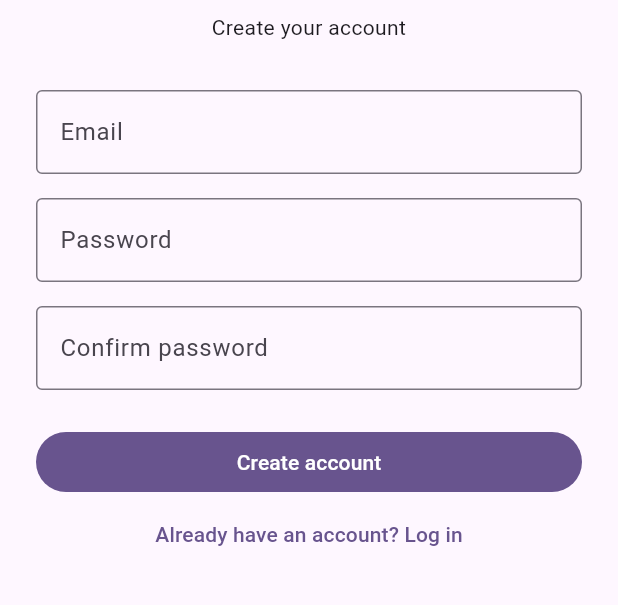
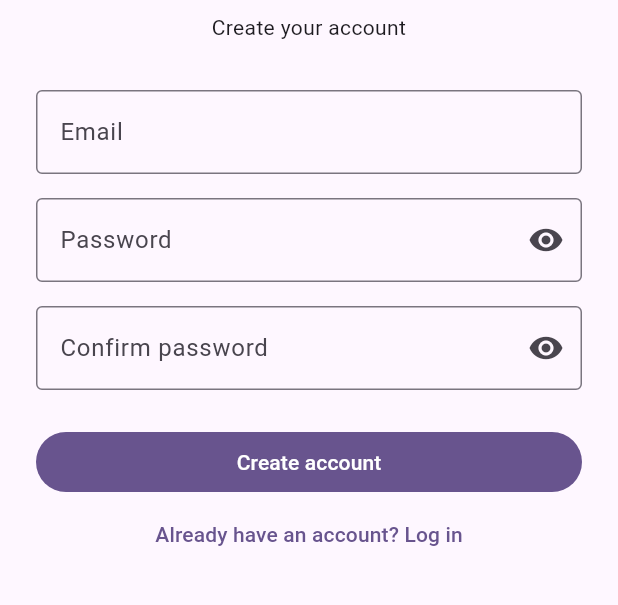
Before and after one commit to jxc03/_MobiFlex, a Flutter app: the screen it shows after launch, after a tap on "Create an account", on a phone screen of 412 x 824 dp, the part 363-968 px from its top. Run offline on Flutter 3.47's test engine with Material 3 defaults, Android fonts, the phone set to English and light mode, and no system bars; our stand-ins replace firebase_auth, firebase_core; accounts and stored records are empty.

Commit message:
Add password visibility toggles to login and registration

```diff
--- a/mobiflex_application/lib/screens/login_screen.dart
+++ b/mobiflex_application/lib/screens/login_screen.dart
@@ -18,6 +18,7 @@ class _LoginScreenState extends State<LoginScreen> {
   final _emailController = TextEditingController();
   final _passwordController = TextEditingController();
   bool _isLoading = false;
+  bool _isPasswordHidden = true;
   @override
   void dispose() {
     _emailController.dispose();
@@ -128,10 +129,26 @@ class _LoginScreenState extends State<LoginScreen> {
                     const SizedBox(height: 16),
                     TextFormField(
                       controller: _passwordController,
-                      obscureText: true,
-                      decoration: const InputDecoration(
+                      obscureText: _isPasswordHidden,
+                      decoration: InputDecoration(
                         labelText: 'Password',
-                        border: OutlineInputBorder(),
+                        border: const OutlineInputBorder(),
+                        suffixIcon: IconButton(
+                          tooltip:
+                              _isPasswordHidden
+                                  ? 'Show password'
+                                  : 'Hide password',
+                          icon: Icon(
+                            _isPasswordHidden
+                                ? Icons.visibility
+                                : Icons.visibility_off,
+                          ),
+                          onPressed: () {
+                            setState(
+                              () => _isPasswordHidden = !_isPasswordHidden,
+                            );
+                          },
+                        ),
                       ),
                       validator: (value) {
                         if (value == null || value.isEmpty) {
--- a/mobiflex_application/lib/screens/register_screen.dart
+++ b/mobiflex_application/lib/screens/register_screen.dart
@@ -19,6 +19,9 @@ class _RegisterScreenState extends State<RegisterScreen> {
   final _confirmPasswordController = TextEditingController();
 
   bool _isLoading = false;
+  bool _isPasswordHidden = true;
+  bool _isConfirmPasswordHidden = true;
+
   @override
   void dispose() {
     _emailController.dispose();
@@ -135,10 +138,26 @@ class _RegisterScreenState extends State<RegisterScreen> {
                     const SizedBox(height: 16),
                     TextFormField(
                       controller: _passwordController,
-                      obscureText: true,
-                      decoration: const InputDecoration(
+                      obscureText: _isPasswordHidden,
+                      decoration: InputDecoration(
                         labelText: 'Password',
-                        border: OutlineInputBorder(),
+                        border: const OutlineInputBorder(),
+                        suffixIcon: IconButton(
+                          tooltip:
+                              _isPasswordHidden
+                                  ? 'Show password'
+                                  : 'Hide password',
+                          icon: Icon(
+                            _isPasswordHidden
+                                ? Icons.visibility
+                                : Icons.visibility_off,
+                          ),
+                          onPressed: () {
+                            setState(
+                              () => _isPasswordHidden = !_isPasswordHidden,
+                            );
+                          },
+                        ),
                       ),
                       validator: (value) {
                         if (value == null || value.isEmpty) {
@@ -151,10 +170,28 @@ class _RegisterScreenState extends State<RegisterScreen> {
                     const SizedBox(height: 16),
                     TextFormField(
                       controller: _confirmPasswordController,
-                      obscureText: true,
-                      decoration: const InputDecoration(
+                      obscureText: _isConfirmPasswordHidden,
+                      decoration: InputDecoration(
                         labelText: 'Confirm password',
-                        border: OutlineInputBorder(),
+                        border: const OutlineInputBorder(),
+                        suffixIcon: IconButton(
+                          tooltip:
+                              _isConfirmPasswordHidden
+                                  ? 'Show password'
+                                  : 'Hide password',
+                          icon: Icon(
+                            _isConfirmPasswordHidden
+                                ? Icons.visibility
+                                : Icons.visibility_off,
+                          ),
+                          onPressed: () {
+                            setState(
+                              () =>
+                                  _isConfirmPasswordHidden =
+                                      !_isConfirmPasswordHidden,
+                            );
+                          },
+                        ),
                       ),
                       validator: (value) {
                         if (value == null || value.isEmpty) {
```
Also changed, not shown: 1 other file.
